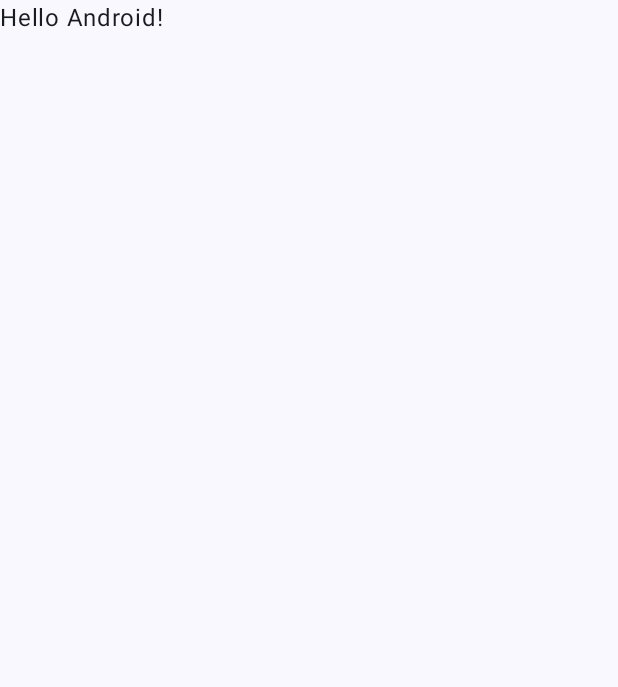
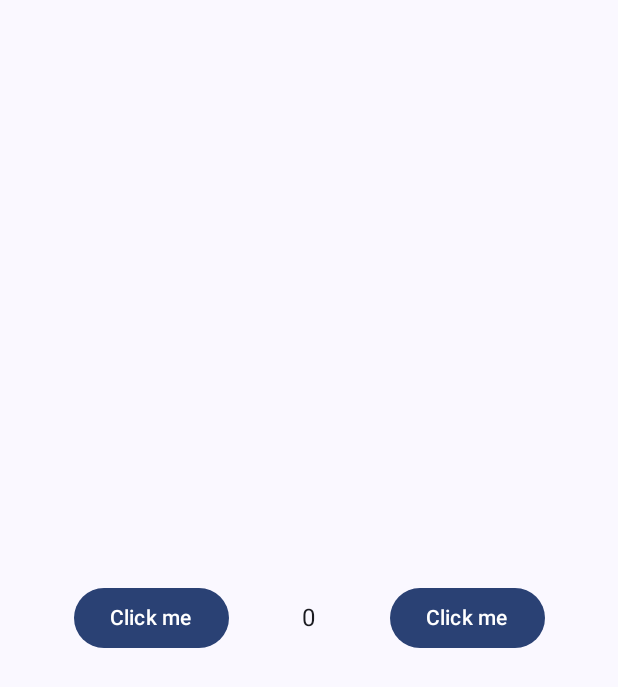
Before and after one commit to Saikrishna41/JetpackComposeBasics, an Android app built with Jetpack Compose: the screen it shows after launch (MainActivity), on a phone screen of 412 x 824 dp. Before the commit the part shown is almost empty. Shown: the top 687 px of the screen. Run offline under Robolectric (Android 15) with nearby library versions, the phone set to English and light mode, and no system bars.

Commit message:
row with buttons

```diff
--- a/app/build.gradle.kts
+++ b/app/build.gradle.kts
@@ -5,12 +5,12 @@ plugins {
 
 android {
     namespace = "com.techfortyone.jetpackcomposecodetutor"
-    compileSdk = 33
+    compileSdk = 34
 
     defaultConfig {
         applicationId = "com.techfortyone.jetpackcomposecodetutor"
         minSdk = 24
-        targetSdk = 33
+        targetSdk = 34
         versionCode = 1
         versionName = "1.0"
 
--- a/app/src/main/java/com/techfortyone/jetpackcomposecodetutor/MainActivity.kt
+++ b/app/src/main/java/com/techfortyone/jetpackcomposecodetutor/MainActivity.kt
@@ -3,11 +3,16 @@ package com.techfortyone.jetpackcomposecodetutor
 import android.os.Bundle
 import androidx.activity.ComponentActivity
 import androidx.activity.compose.setContent
+import androidx.compose.foundation.layout.Arrangement
+import androidx.compose.foundation.layout.Column
+import androidx.compose.foundation.layout.Row
 import androidx.compose.foundation.layout.fillMaxSize
+import androidx.compose.material3.Button
 import androidx.compose.material3.MaterialTheme
 import androidx.compose.material3.Surface
 import androidx.compose.material3.Text
 import androidx.compose.runtime.Composable
+import androidx.compose.ui.Alignment
 import androidx.compose.ui.Modifier
 import androidx.compose.ui.tooling.preview.Preview
 import com.techfortyone.jetpackcomposecodetutor.ui.theme.JetpackComposeCodetutorTheme
@@ -22,7 +27,7 @@ class MainActivity : ComponentActivity() {
                     modifier = Modifier.fillMaxSize(),
                     color = MaterialTheme.colorScheme.background
                 ) {
-                    Greeting("Android")
+                    MainScreen()
                 }
             }
         }
@@ -30,17 +35,28 @@ class MainActivity : ComponentActivity() {
 }
 
 @Composable
-fun Greeting(name: String, modifier: Modifier = Modifier) {
-    Text(
-        text = "Hello $name!",
-        modifier = modifier
-    )
+fun MainScreen() {
+    Row(
+        modifier = Modifier.fillMaxSize(),
+        horizontalArrangement = Arrangement.SpaceEvenly, verticalAlignment = Alignment.CenterVertically
+    ) {
+        Button(onClick = { /*TODO*/ }) {
+            Text(text = "Click me")
+        }
+
+        Text(text = "0")
+
+        Button(onClick = { /*TODO*/ }) {
+            Text(text = "Click me")
+        }
+    }
+
 }
 
 @Preview(showBackground = true)
 @Composable
 fun GreetingPreview() {
     JetpackComposeCodetutorTheme {
-        Greeting("Android")
+        MainScreen()
     }
 }
```
